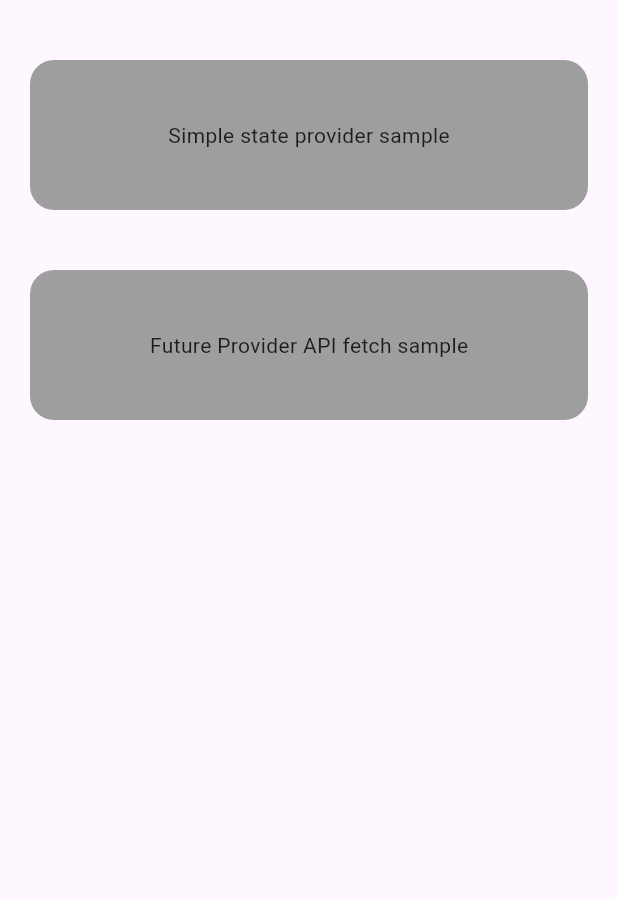
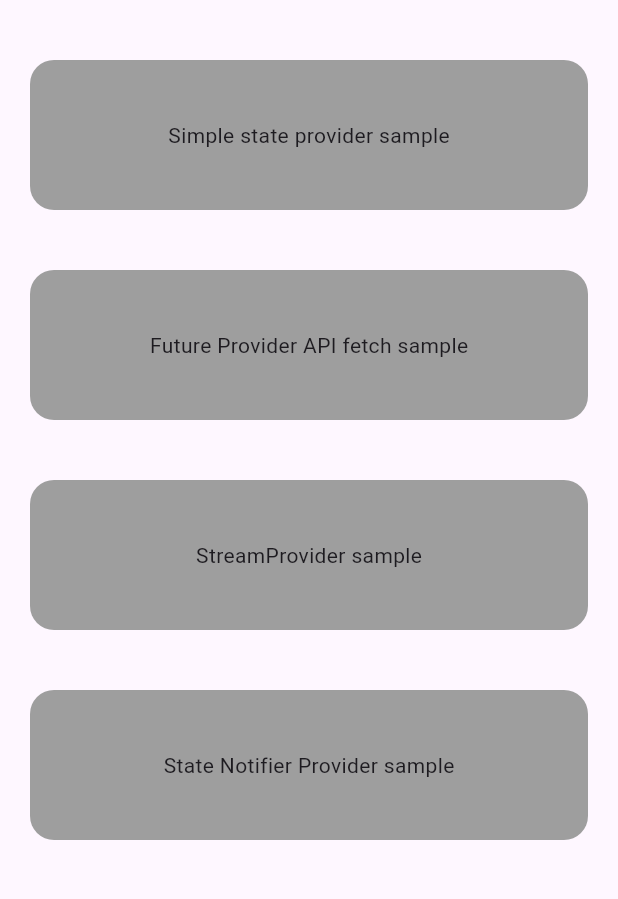
Before and after one commit to doriham-russo-ueno/riverpod-providers, a Flutter app: the screen it shows after launch, on a phone screen of 412 x 824 dp, the part 180-1079 px from its top. Run offline on Flutter 3.47's test engine with Material 3 defaults, Android fonts, the phone set to English and light mode, and no system bars; our stand-ins replace dartz, dio, flutter_riverpod, freezed_annotation, go_router, riverpod_annotation; generated files the repository leaves out were written again.

Commit message:
feat: add stateNotifierProvider sample

```diff
--- a/lib/core/routes/app_routes.dart
+++ b/lib/core/routes/app_routes.dart
@@ -4,7 +4,9 @@ import 'package:riverpod_counter/features/providersSamples/presentation/pages/fu
 import 'package:riverpod_counter/features/providersSamples/presentation/pages/future_provider_sample_post_detail_page.dart';
 import 'package:riverpod_counter/features/providersSamples/presentation/pages/provider_summary_page.dart';
 import 'package:riverpod_counter/features/providersSamples/presentation/pages/simple_provider_sample.dart';
+import 'package:riverpod_counter/features/providersSamples/presentation/pages/state_notifier_provider_sample_page.dart';
 import 'package:riverpod_counter/features/providersSamples/presentation/pages/state_provider_sample.dart';
+import 'package:riverpod_counter/features/providersSamples/presentation/pages/stream_provider_sample_page.dart';
 
 final appRouterProvider = Provider<GoRouter>((ref) {
   return GoRouter(routes: [
@@ -30,5 +32,13 @@ final appRouterProvider = Provider<GoRouter>((ref) {
         postid: state.pathParameters['postid'].toString(),
       ),
     ),
+    GoRoute(
+      path: '/streamprovider',
+      builder: (context, state) => const TickerProvider(),
+    ),
+    GoRoute(
+      path: '/statenotifier',
+      builder: (context, state) => const StateNotifierProviderTodosSample(),
+    ),
   ]);
 });
--- a/lib/features/providersSamples/presentation/pages/provider_summary_page.dart
+++ b/lib/features/providersSamples/presentation/pages/provider_summary_page.dart
@@ -43,6 +43,28 @@ class ProviderSummaryPage extends ConsumerWidget {
             onTap: () {
               ref.read(appRouterProvider).push('/futureprovider');
             },
+          ),
+          InkWell(
+            child: const Padding(
+              padding: EdgeInsets.symmetric(horizontal: 20, vertical: 20),
+              child: _ProviderButtonSampleWidget(
+                title: 'StreamProvider sample',
+              ),
+            ),
+            onTap: () {
+              ref.read(appRouterProvider).push('/streamprovider');
+            },
+          ),
+          InkWell(
+            child: const Padding(
+              padding: EdgeInsets.symmetric(horizontal: 20, vertical: 20),
+              child: _ProviderButtonSampleWidget(
+                title: 'State Notifier Provider sample',
+              ),
+            ),
+            onTap: () {
+              ref.read(appRouterProvider).push('/statenotifier');
+            },
           )
         ],
       ),
--- /dev/null
+++ b/lib/features/providersSamples/presentation/providers/state_notifier_provider/todos_provider.dart
@@ -0,0 +1,40 @@
+import 'package:flutter_riverpod/flutter_riverpod.dart';
+import 'package:riverpod_counter/features/providersSamples/data/models/todo_model.dart';
+
+class TodosStateNotifier extends StateNotifier<Map<String, TodoModel>> {
+  TodosStateNotifier() : super(<String, TodoModel>{});
+
+  void addTodo({
+    required String description,
+  }) {
+    final newTodo = TodoModel.add(description: description);
+    state = {
+      ...state,
+      ...{newTodo.id: newTodo}
+    };
+  }
+
+  void toggleTodo({
+    required String id,
+  }) {
+    if (state.containsKey(id)) {
+      TodoModel todo = state[id]!.copyWith(
+        completed: !state[id]!.completed,
+      );
+      state = {
+        ...state..update(todo.id, (value) => todo),
+      };
+    }
+  }
+
+  void removeTodo({required String id}) {
+    state = {
+      ...state..removeWhere((key, value) => key == id),
+    };
+  }
+}
+
+final todosStateNotifierProvider = StateNotifierProvider.autoDispose<
+    TodosStateNotifier, Map<String, TodoModel>>((ref) {
+  return TodosStateNotifier();
+});
--- /dev/null
+++ b/lib/features/providersSamples/presentation/providers/ticker_provider/ticket_provider.dart
@@ -0,0 +1,18 @@
+import 'package:flutter_riverpod/flutter_riverpod.dart';
+import 'package:riverpod_annotation/riverpod_annotation.dart';
+
+part 'ticket_provider.g.dart';
+
+///manual stream provider
+final tickerStreamProviderManual = StreamProvider<int>((ref) {
+  ref.onDispose(() {
+    print('[tickerStreamProvider] disposed');
+  });
+  return Stream.periodic(const Duration(seconds: 1), (t) => t + 1).take(120);
+});
+
+///auto generated stream provider
+@Riverpod(keepAlive: true)
+Stream<int> tickerStream(TickerStreamRef ref) {
+  return Stream.periodic(const Duration(seconds: 1), (t) => t + 1).take(120);
+}
--- a/pubspec.yaml
+++ b/pubspec.yaml
@@ -37,6 +37,7 @@ dependencies:
   go_router: ^13.0.1
   dio: ^5.4.0
   dartz: ^0.10.1
+  uuid: ^4.2.2
 
 dev_dependencies:
   flutter_test:
```
Also changed, not shown: lib/features/providersSamples/data/models/todo_model.dart (added, +21 -0 lines), lib/features/providersSamples/presentation/pages/state_notifier_provider_sample_page.dart (added, +186 -0 lines), lib/features/providersSamples/presentation/pages/stream_provider_sample_page.dart (added, +44 -0 lines), lib/features/providersSamples/data/models/todo_model.freezed.dart (added), lib/features/providersSamples/presentation/providers/post_provider/post_future_provider.g.dart, lib/features/providersSamples/presentation/providers/ticker_provider/ticket_provider.g.dart (added), pubspec.lock.
